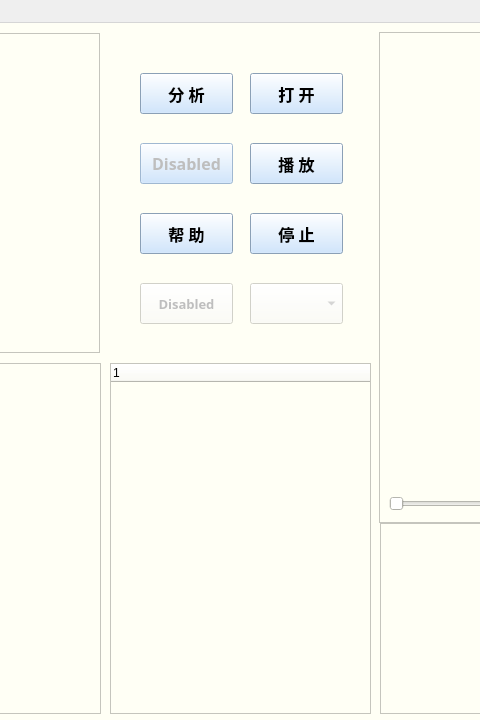
Before: the Qt Designer form mainwindow.ui in Dumeng/emore, drawn with Qt 5; both pictures show x 230 to 710 and y 0 to 720 of the 1280 by 720 pixel window.
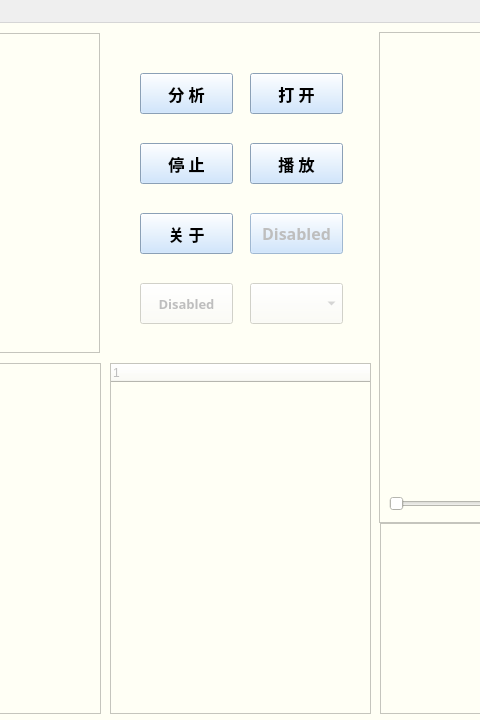
After: the same form once the commit is applied. Custom widgets are drawn as their Qt base class.

What changed in the file:
```diff
--- a/mainwindow.ui
+++ b/mainwindow.ui
@@ -209,6 +209,9 @@
     </property>
    </widget>
    <widget class="QTreeWidget" name="QuestionsTree">
+    <property name="enabled">
+     <bool>false</bool>
+    </property>
     <property name="geometry">
      <rect>
       <x>340</x>
@@ -259,8 +262,8 @@
    <widget class="QPushButton" name="pushButton_2">
     <property name="geometry">
      <rect>
-      <x>480</x>
-      <y>190</y>
+      <x>370</x>
+      <y>120</y>
       <width>93</width>
       <height>41</height>
      </rect>
@@ -589,8 +592,8 @@
     </property>
     <property name="geometry">
      <rect>
-      <x>370</x>
-      <y>120</y>
+      <x>480</x>
+      <y>190</y>
       <width>93</width>
       <height>41</height>
      </rect>
@@ -834,7 +837,7 @@
      <string notr="true">background-color:rgb(195,224,255)</string>
     </property>
     <property name="text">
-     <string>帮 助</string>
+     <string>关 于</string>
     </property>
     <property name="autoDefault">
      <bool>false</bool>
```
Left out of the diff: 7 changed lines with no effect on the pictures.
